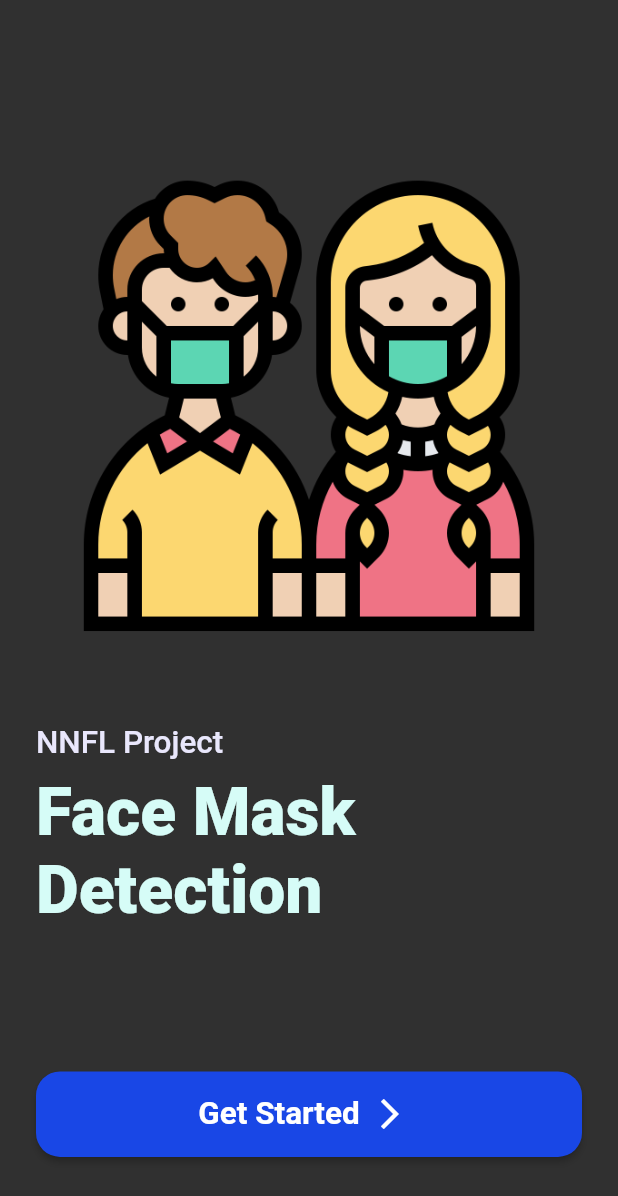
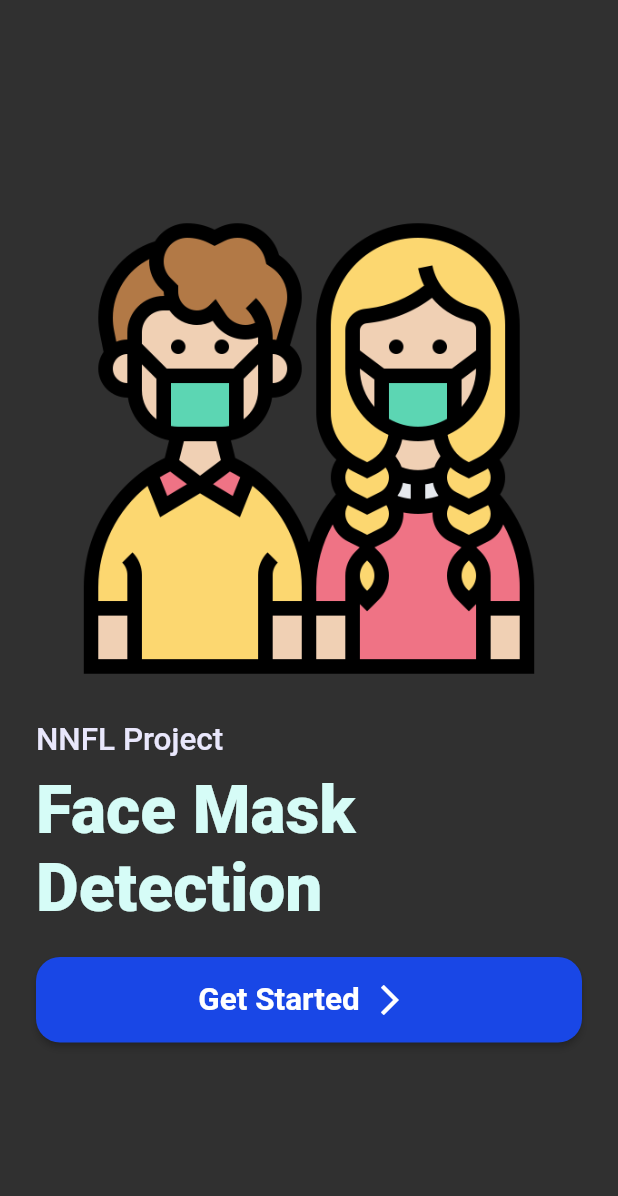
Before and after one commit to aniketambore/nnfl_project, a Flutter app: the screen it shows after launch, on a phone screen of 412 x 824 dp. Shown: the top 1196 px of the screen. Run offline on Flutter 3.47's test engine with Material 2 defaults, Android fonts, the light colour scheme and no system bars; our stand-ins replace camera, image_picker; missing offline and left inert: tflite.

Commit message:
Onboard Screen UI fixed

```diff
--- a/lib/screens/onboard_screen.dart
+++ b/lib/screens/onboard_screen.dart
@@ -8,17 +8,9 @@ class OnboardScreen extends StatelessWidget {
   Widget build(BuildContext context) {
     return Material(
         child: Container(
-        child: Column(
-          children: <Widget>[
-            Expanded(
-              flex: 4,
-              child: Container(
-                child: Column(
-                  mainAxisAlignment: MainAxisAlignment.spaceEvenly,
-                  children: <Widget>[
-                    SizedBox(
-                      height: 40,
-                    ),
+            child: Center(
+                child: SingleChildScrollView(
+                    child: Column(children: [
       Center(
         child: Image.asset(
           "assets/images/medical-mask.png",
@@ -26,15 +18,7 @@ class OnboardScreen extends StatelessWidget {
           width: 310,
         ),
       ),
-                  ],
-                ),
-              ),
-            ),
-            Expanded(
-              flex: 2,
-              child: Column(
-                crossAxisAlignment: CrossAxisAlignment.start,
-                children: <Widget>[
+      Column(crossAxisAlignment: CrossAxisAlignment.start, children: [
         Padding(
           padding: const EdgeInsets.only(
               left: 24.0, right: 24.0, top: 12.0, bottom: 4.0),
@@ -42,9 +26,7 @@ class OnboardScreen extends StatelessWidget {
             "NNFL Project",
             textAlign: TextAlign.start,
             style: TextStyle(
-                          fontSize: 21,
-                          color: selago,
-                          fontWeight: FontWeight.w500),
+                fontSize: 21, color: selago, fontWeight: FontWeight.w500),
           ),
         ),
         Padding(
@@ -54,31 +36,21 @@ class OnboardScreen extends StatelessWidget {
             "Face Mask Detection",
             textAlign: TextAlign.start,
             style: TextStyle(
-                          fontSize: 44,
-                          color: foam,
-                          fontWeight: FontWeight.w800),
+                fontSize: 44, color: foam, fontWeight: FontWeight.w800),
           ),
         ),
-                ],
-              ),
-            ),
-            Expanded(
-              flex: 1,
-              child: Column(
+        Column(
           children: <Widget>[
             Padding(
-                    padding:
-                        const EdgeInsets.only(left: 24.0, top: 8, right: 24),
+              padding: const EdgeInsets.only(left: 24.0, top: 8, right: 24),
               child: ButtonTheme(
                 minWidth: MediaQuery.of(context).size.width,
                 child: RaisedButton(
                   padding: EdgeInsets.all(16),
                   color: persian_blue,
                   onPressed: () {
-                          Navigator.push(
-                              context,
-                              MaterialPageRoute(
-                                  builder: (context) => HomeScreen()));
+                    Navigator.push(context,
+                        MaterialPageRoute(builder: (context) => HomeScreen()));
                   },
                   textColor: white,
                   child: Row(
@@ -90,8 +62,7 @@ class OnboardScreen extends StatelessWidget {
                             fontSize: 21.0, fontWeight: FontWeight.bold),
                       ),
                       Padding(
-                              padding:
-                                  const EdgeInsets.symmetric(horizontal: 8.0),
+                        padding: const EdgeInsets.symmetric(horizontal: 8.0),
                         child: Icon(Icons.arrow_forward_ios),
                       )
                     ],
@@ -103,10 +74,7 @@ class OnboardScreen extends StatelessWidget {
             ),
           ],
         ),
-            )
-          ],
-        ),
-      ),
-    );
+      ])
+    ])))));
   }
 }
```
Lines whose indentation alone changed are shown as unchanged.
